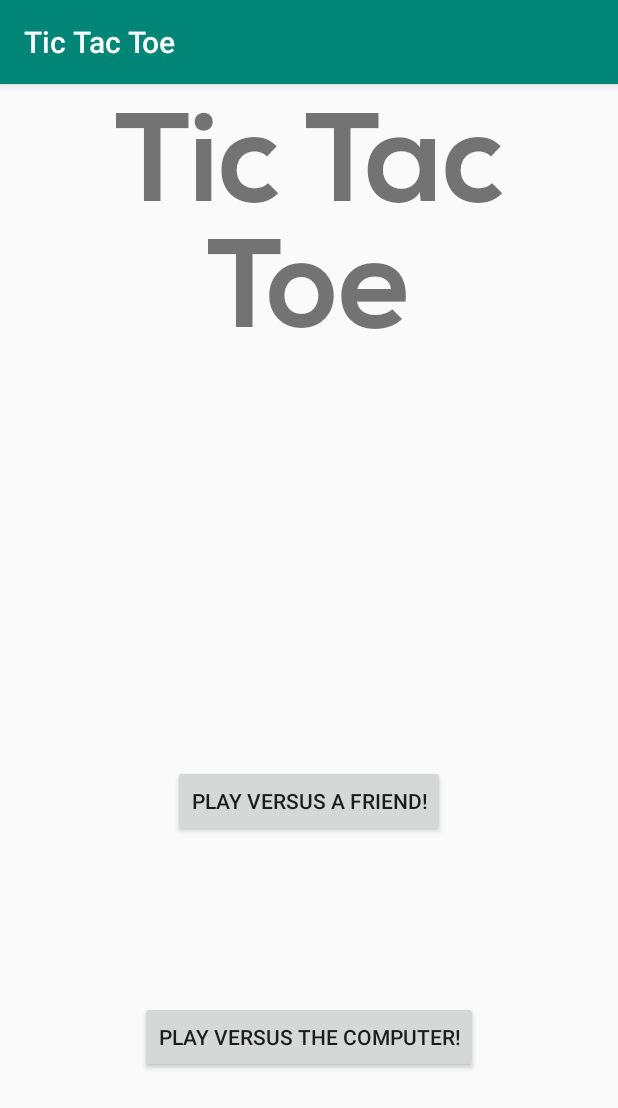
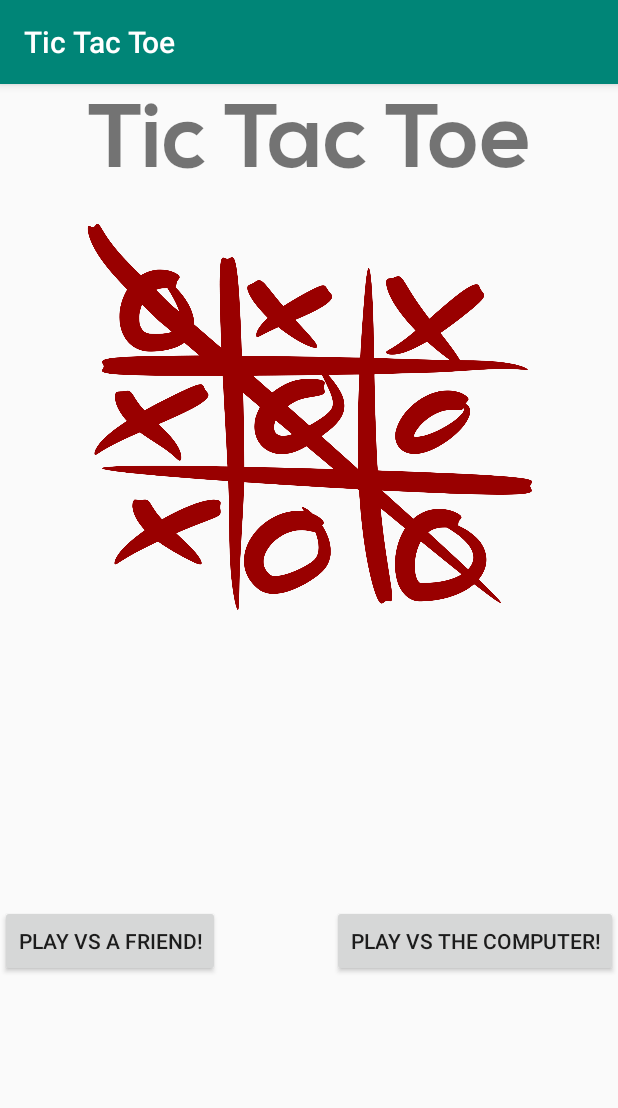
Before and after one commit to ivodeb/TicTacToe, an Android app: the screen it shows after launch (StartActivity), on a phone screen of 412 x 824 dp. Shown: the top 1108 px of the screen. Run offline under Robolectric (Android 15) with nearby library versions, the phone set to English and light mode, and no system bars.

Commit message:
Final version for portfolio

```diff
--- a/app/src/main/java/com/example/ivode/tictactoe/MainActivity.java
+++ b/app/src/main/java/com/example/ivode/tictactoe/MainActivity.java
@@ -50,6 +50,8 @@ public class MainActivity extends AppCompatActivity {
                     button.setTextColor(Color.BLUE);
                 }
             }
+            Button reset = findViewById(R.id.reset);
+            reset.setText(savedInstanceState.getString("reset"));
         }
 
     }
@@ -177,5 +179,7 @@ public class MainActivity extends AppCompatActivity {
             Button button = findViewById(button_id);
             outState.putString(""+button_id, (String) button.getText());
         }
+        Button reset = findViewById(R.id.reset);
+        outState.putString("reset", (String) reset.getText());
     }
 }
--- a/app/src/main/res/layout/activity_start.xml
+++ b/app/src/main/res/layout/activity_start.xml
@@ -13,20 +13,29 @@
         android:fontFamily="@font/bold"
         android:gravity="center_horizontal"
         android:text="Tic Tac Toe"
-        android:textSize="84sp"
+        android:textSize="60sp"
         app:layout_constraintEnd_toEndOf="parent"
         app:layout_constraintStart_toStartOf="parent"
         app:layout_constraintTop_toTopOf="parent" />
+
+
+    <ImageView
+        android:id="@+id/tictactoe_image"
+        android:layout_width="300dp"
+        android:layout_height="300dp"
+        app:layout_constraintEnd_toEndOf="parent"
+        app:layout_constraintStart_toStartOf="parent"
+        app:layout_constraintTop_toBottomOf="@+id/title"
+        app:srcCompat="@drawable/tictactoe" />
 
     <Button
         android:id="@+id/two_player_button"
         android:layout_width="wrap_content"
         android:layout_height="wrap_content"
         android:onClick="onTwoPlayerClicked"
-        android:text="Play versus a friend!"
-        app:layout_constraintTop_toBottomOf="@+id/title"
+        android:text="Play vs a friend!"
+        app:layout_constraintTop_toBottomOf="@+id/tictactoe_image"
         app:layout_constraintBottom_toBottomOf="parent"
-        app:layout_constraintEnd_toEndOf="parent"
         app:layout_constraintStart_toStartOf="parent" />
 
     <Button
@@ -34,10 +43,9 @@
         android:layout_width="wrap_content"
         android:layout_height="wrap_content"
         android:onClick="onComputerClicked"
-        android:text="Play versus the computer!"
-        app:layout_constraintTop_toBottomOf="@+id/two_player_button"
+        android:text="Play vs the computer!"
+        app:layout_constraintTop_toBottomOf="@+id/tictactoe_image"
         app:layout_constraintBottom_toBottomOf="parent"
-        app:layout_constraintEnd_toEndOf="parent"
-        app:layout_constraintStart_toStartOf="parent" />
+        app:layout_constraintEnd_toEndOf="parent" />
 
 </android.support.constraint.ConstraintLayout>
```
Also changed, not shown: app/src/main/res/drawable/tictactoe.png (added).
